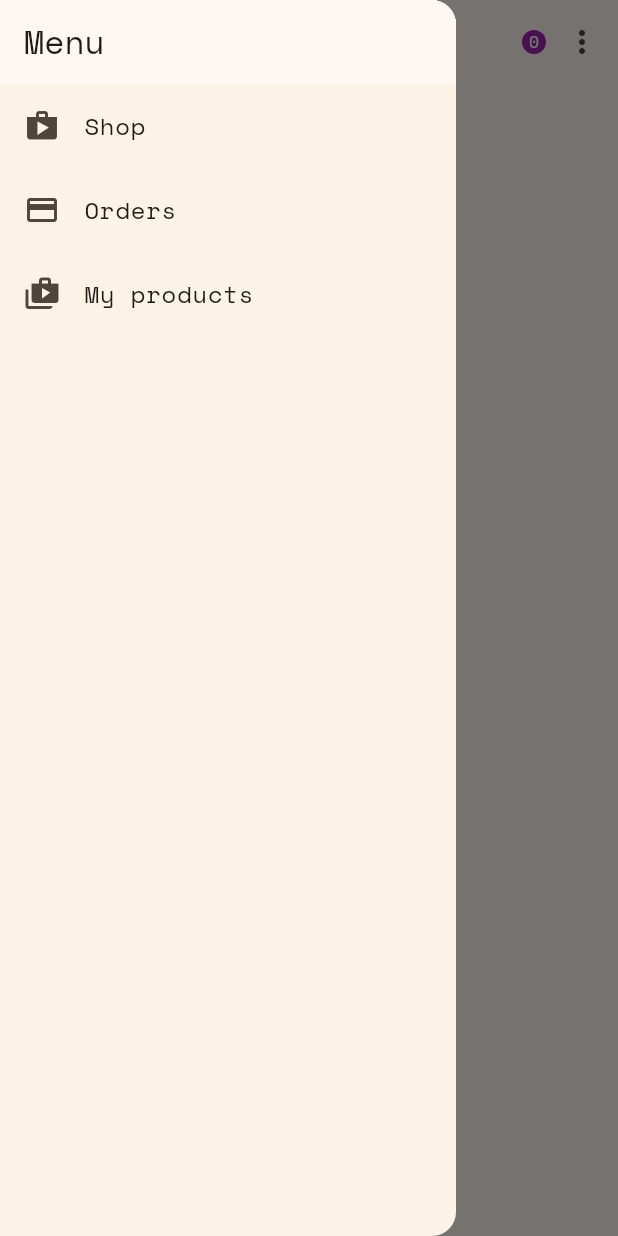
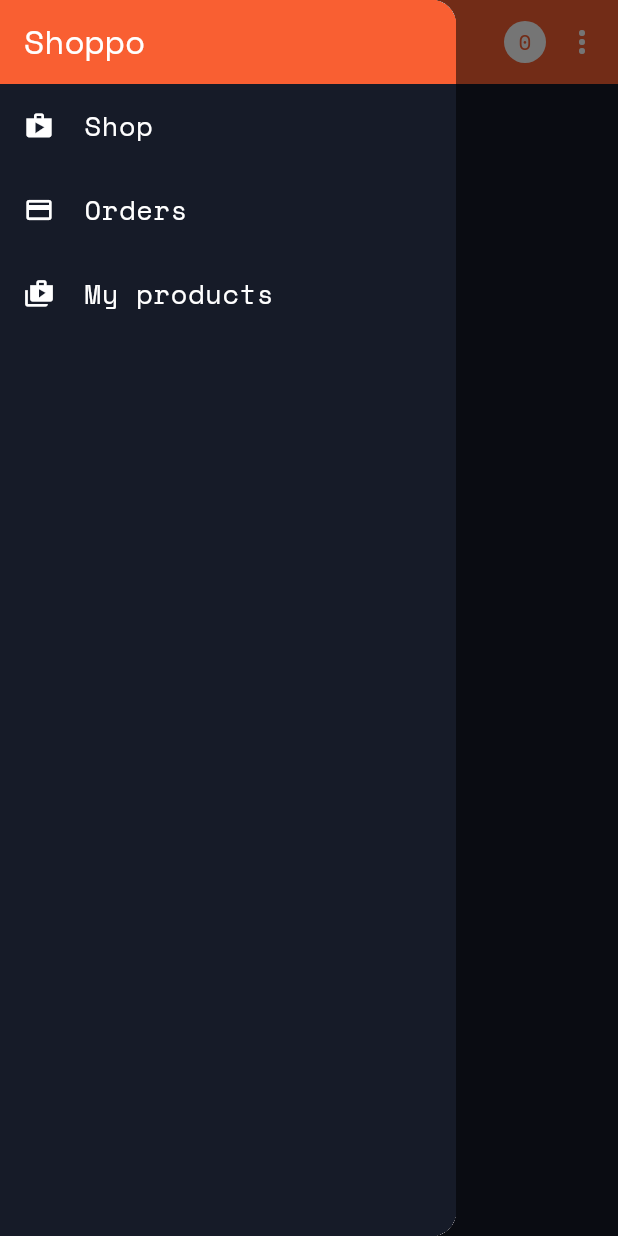
Before and after one commit to boushib/flutter-shop, a Flutter app: the screen it shows after launch, with the side drawer open, on a phone screen of 412 x 824 dp. Run offline on Flutter 3.47's test engine with Material 3 defaults, Android fonts, the phone set to English and light mode, and no system bars; our stand-ins replace flutter_dotenv; missing offline and left inert: mongo_dart.

Commit message:
Update theme

```diff
--- a/lib/main.dart
+++ b/lib/main.dart
@@ -47,9 +47,24 @@ class App extends StatelessWidget {
 
 ThemeData getTheme() {
   return ThemeData(
-    primarySwatch: Colors.red,
+    useMaterial3: true,
     visualDensity: VisualDensity.adaptivePlatformDensity,
-    colorScheme: ColorScheme.fromSeed(seedColor: Colors.amber),
+    primaryColor: const Color(0xFFF95F32),
+    scaffoldBackgroundColor: const Color(0xFF161B28),
+    textTheme: const TextTheme(
+      bodySmall: TextStyle(
+        fontSize: 16,
+        color: Colors.white,
+      ),
+      bodyMedium: TextStyle(
+        fontSize: 24,
+        color: Colors.white,
+      ),
+      bodyLarge: TextStyle(
+        fontSize: 36,
+        color: Colors.white,
+      ),
+    ),
     fontFamily: 'Space Mono',
   );
 }
--- a/lib/screens/cart_screen.dart
+++ b/lib/screens/cart_screen.dart
@@ -17,6 +17,8 @@ class CartScreen extends StatelessWidget {
     return Scaffold(
       appBar: AppBar(
         title: const Text('Your Cart'),
+        backgroundColor: Theme.of(context).primaryColor,
+        foregroundColor: Colors.white,
       ),
       body: Padding(
         padding: const EdgeInsets.all(20.0),
--- a/lib/screens/dashboard_products.dart
+++ b/lib/screens/dashboard_products.dart
@@ -19,6 +19,8 @@ class DashboardProductsScreen extends StatelessWidget {
     return Scaffold(
       appBar: AppBar(
         title: const Text('My Products'),
+        backgroundColor: Theme.of(context).primaryColor,
+        foregroundColor: Colors.white,
         actions: [
           IconButton(
             icon: const Icon(Icons.add),
--- a/lib/screens/edit_product_screen.dart
+++ b/lib/screens/edit_product_screen.dart
@@ -93,6 +93,8 @@ class EditProductScreenState extends State<EditProductScreen> {
     return Scaffold(
       appBar: AppBar(
         title: const Text("Edit product"),
+        backgroundColor: Theme.of(context).primaryColor,
+        foregroundColor: Colors.white,
       ),
       body: _isLoading
           ? const Center(
--- a/lib/screens/home_screen.dart
+++ b/lib/screens/home_screen.dart
@@ -10,6 +10,8 @@ class HomeScreen extends StatelessWidget {
     return Scaffold(
       appBar: AppBar(
         title: const Text('Home Page'),
+        backgroundColor: Theme.of(context).primaryColor,
+        foregroundColor: Colors.white,
       ),
       body: Column(
         mainAxisAlignment: MainAxisAlignment.center,
--- a/lib/screens/orders_screen.dart
+++ b/lib/screens/orders_screen.dart
@@ -31,6 +31,8 @@ class OrdersScreenState extends State<OrdersScreen> {
     return Scaffold(
       appBar: AppBar(
         title: const Text('Orders'),
+        backgroundColor: Theme.of(context).primaryColor,
+        foregroundColor: Colors.white,
       ),
       drawer: const AppDrawer(),
       body: _isLoading
@@ -40,7 +42,12 @@ class OrdersScreenState extends State<OrdersScreen> {
           : Padding(
               padding: const EdgeInsets.all(20.0),
               child: orders.isEmpty
-                  ? const Text('No orders!')
+                  ? const Center(
+                      child: Text(
+                        'No orders yet!',
+                        style: TextStyle(fontSize: 18),
+                      ),
+                    )
                   : ListView.builder(
                       itemCount: orders.length,
                       itemBuilder: (_, i) => OrderCard(order: orders[i]),
--- a/lib/screens/product_details_screen.dart
+++ b/lib/screens/product_details_screen.dart
@@ -16,6 +16,8 @@ class ProductDetailsScreen extends StatelessWidget {
     return Scaffold(
       appBar: AppBar(
         title: const Text('Product Details'),
+        backgroundColor: Theme.of(context).primaryColor,
+        foregroundColor: Colors.white,
       ),
       body: FutureBuilder(
         future: Provider.of<ProductsProvider>(
--- a/lib/screens/products_overview_screen.dart
+++ b/lib/screens/products_overview_screen.dart
@@ -45,11 +45,18 @@ class ProductsOverviewScreenState extends State<ProductsOverviewScreen> {
     return Scaffold(
       appBar: AppBar(
         title: const Text('Products'),
+        backgroundColor: Theme.of(context).primaryColor,
+        foregroundColor: Colors.white,
         actions: [
           Consumer<Cart>(
             builder: (_, cart, __) => Badge(
-              label: Text(cart.cartItemCount.toString()),
-              backgroundColor: Colors.purple,
+              label: Text(
+                cart.cartItemCount.toString(),
+                style: TextStyle(
+                    fontSize: 14, color: Theme.of(context).primaryColor),
+              ),
+              backgroundColor: Colors.white,
+              padding: const EdgeInsets.all(4),
             ),
             child: IconButton(
               icon: const Icon(Icons.shopping_cart, color: Colors.white),
--- a/lib/widgets/app_drawer.dart
+++ b/lib/widgets/app_drawer.dart
@@ -9,36 +9,74 @@ class AppDrawer extends StatelessWidget {
   @override
   Widget build(BuildContext context) {
     return Drawer(
+      child: Container(
+        color: Theme.of(context).scaffoldBackgroundColor,
         child: Column(
           children: [
             AppBar(
-            title: const Text('Menu'),
+              title: const Align(
+                alignment: Alignment.centerLeft,
+                child: Text('Shoppo'),
+              ),
+              backgroundColor: Theme.of(context).primaryColor,
+              foregroundColor: Colors.white,
               automaticallyImplyLeading: false,
             ),
             // Divider(),
             ListTile(
-            leading: const Icon(Icons.shop),
-            title: const Text('Shop'),
+              leading: Icon(
+                Icons.shop,
+                size: 20,
+                color: Theme.of(context).textTheme.bodyMedium?.color,
+              ),
+              title: Text(
+                'Shop',
+                style: TextStyle(
+                  fontSize: 18,
+                  color: Theme.of(context).textTheme.bodyMedium?.color,
+                ),
+              ),
               onTap: () {
                 Navigator.pushNamed(context, ProductsOverviewScreen.route);
               },
             ),
             ListTile(
-            leading: const Icon(Icons.payment),
-            title: const Text('Orders'),
+              leading: Icon(
+                Icons.payment,
+                size: 20,
+                color: Theme.of(context).textTheme.bodyMedium?.color,
+              ),
+              title: Text(
+                'Orders',
+                style: TextStyle(
+                  fontSize: 18,
+                  color: Theme.of(context).textTheme.bodyMedium?.color,
+                ),
+              ),
               onTap: () {
                 Navigator.pushNamed(context, OrdersScreen.route);
               },
             ),
             ListTile(
-            leading: const Icon(Icons.shop_two),
-            title: const Text('My products'),
+              leading: Icon(
+                Icons.shop_two,
+                size: 20,
+                color: Theme.of(context).textTheme.bodyMedium?.color,
+              ),
+              title: Text(
+                'My products',
+                style: TextStyle(
+                  fontSize: 18,
+                  color: Theme.of(context).textTheme.bodyMedium?.color,
+                ),
+              ),
               onTap: () {
                 Navigator.pushNamed(context, DashboardProductsScreen.route);
               },
             ),
           ],
         ),
+      ),
     );
   }
 }
```
Lines whose indentation alone changed are shown as unchanged.
